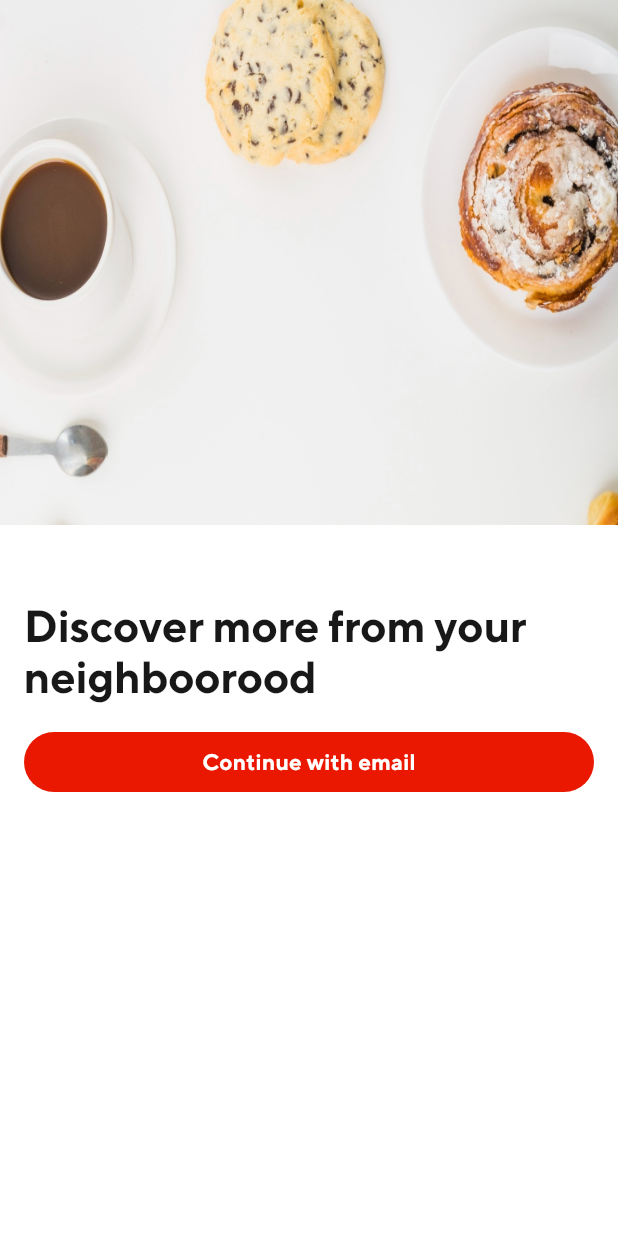
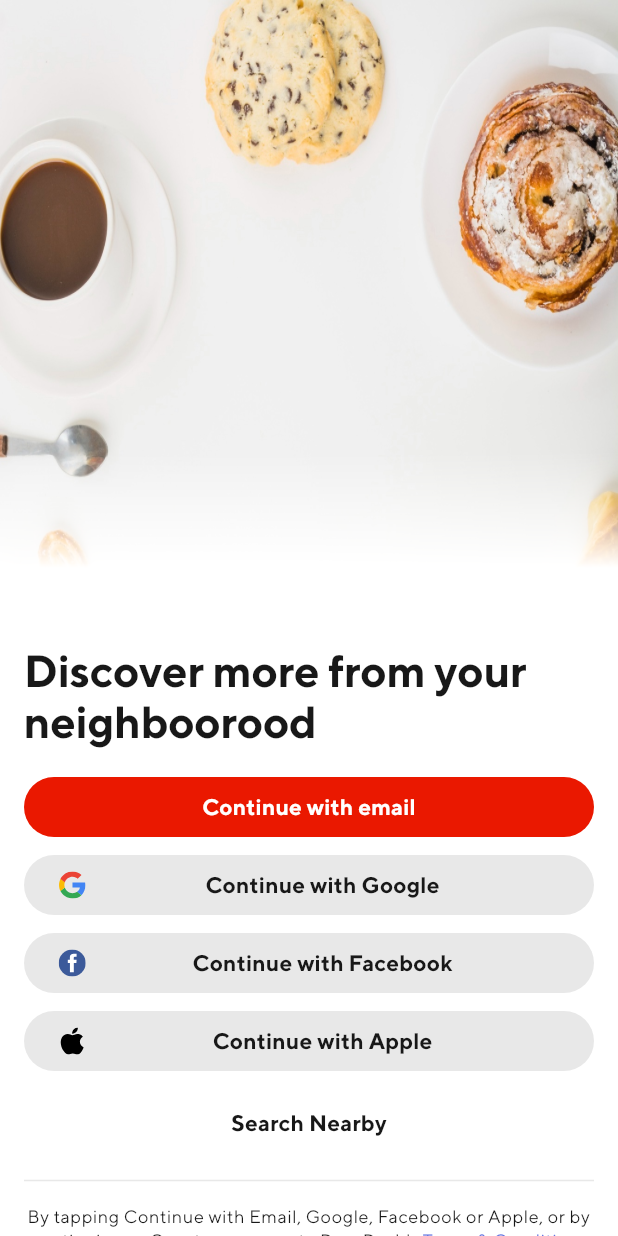
Before and after one commit to OsileJesse123/Flutter-Material-Styling, a Flutter app: the screen it shows after launch, on a phone screen of 412 x 824 dp. Run offline on Flutter 3.47's test engine with Material 3 defaults, Android fonts, the phone set to English and light mode, and no system bars; our stand-ins replace flutter_svg.

Commit message:
login screen almost done

```diff
--- a/lib/main.dart
+++ b/lib/main.dart
@@ -40,6 +40,7 @@ ThemeData _buildStylingTheme(){
           onBackground: kStylingBlack900,
           surface: Colors.white,
           onSurface: kStylingBlack900,
+          outline: kStylingGrey200,
       ),
       textTheme: base.textTheme.copyWith(
         displayLarge: base.textTheme.displayLarge?.copyWith(
--- a/lib/util/constants.dart
+++ b/lib/util/constants.dart
@@ -1,6 +1,22 @@
 
+// Routes
+import 'package:flutter/material.dart';
 
 const loginRoute = '/login';
+
+// Images
 const loginBackgroundImage = 'assets/images/screen_bg.png';
 const loginBackgroundImage2 = 'assets/images/dash_door_bg_img.jpeg';
 const doorDashLogo = 'assets/images/doordash_icon.svg';
+const appleIcon = 'assets/images/apple_icon.svg';
+const facebookIcon = 'assets/images/facebook_icon.svg';
+const googleIcon = 'assets/images/google_icon.svg';
+
+// Sizes
+const buttonIconSize = 18.0;
+const buttonHeight = 40.0;
+const gapH4 = SizedBox(height: 4,);
+const gapH8 = SizedBox(height: 8,);
+const gapH16 = SizedBox(height: 16,);
+const gapH20 = SizedBox(height: 20,);
+const gapW16 = SizedBox(width: 16,);
--- a/lib/views/login_page.dart
+++ b/lib/views/login_page.dart
@@ -1,4 +1,5 @@
 import 'package:flutter/material.dart';
+import 'package:flutter_material_styling/util/colors.dart';
 import 'package:flutter_material_styling/util/constants.dart';
 import 'package:flutter_material_styling/util/extensions.dart';
 import 'package:flutter_svg/flutter_svg.dart';
@@ -6,11 +7,44 @@ import 'package:flutter_svg/flutter_svg.dart';
 class LoginPage extends StatelessWidget {
   const LoginPage({super.key});
 
+  static const Gradient _maskingGradient = LinearGradient(
+    // This gradient goes from fully transparent to fully opaque black...
+    colors: [Colors.transparent, Colors.black],
+    // ... from the top (transparent) to half (0.5) of the way to the bottom.
+    stops: [0.0, 0.15],
+    begin: Alignment.topCenter,
+    end: Alignment.bottomCenter,
+  );
+
   @override
   Widget build(BuildContext context) {
     final theme = Theme.of(context);
     return Scaffold(
       body: _loginBackground(context, theme)
+    );
+  }
+
+  Widget _continueWithButton(Widget icon, Text label, ThemeData theme){
+    return ElevatedButton(
+      onPressed: (){
+
+    },
+    style: ElevatedButton.styleFrom(
+      elevation: 0,
+      minimumSize: const Size.fromHeight(buttonHeight),
+      backgroundColor: theme.colorScheme.outline,
+      foregroundColor: theme.colorScheme.onBackground,
+    ), child: Row(
+        mainAxisAlignment: MainAxisAlignment.center,
+        children: [
+          icon,
+          Expanded(
+            child: Center(
+              child: label,
+            ),
+          )
+        ],
+      ),
     );
   }
 
@@ -26,18 +60,21 @@ class LoginPage extends StatelessWidget {
           )
         ),
         child: Padding(
-          padding: const EdgeInsets.only(top: 350),
+          padding: const EdgeInsets.only(top: 300),
+          child: ShaderMask(
+            shaderCallback: (bounds) => _maskingGradient.createShader(bounds),
+            blendMode: BlendMode.dstIn,
             child: Container(
               color: theme.colorScheme.background,
               child: Padding(
-              padding: const EdgeInsets.fromLTRB(16, 50, 16, 20),
+                padding: const EdgeInsets.fromLTRB(16, 130, 16, 0),
                 child: Column(
                   children: [
                     Text(
                       'Discover more from your neighboorood'.hardcoded,
                       style: theme.textTheme.displayLarge,
                     ),
-                  const SizedBox(height: 16,),
+                    gapH16,
                     ElevatedButton(
                       onPressed: (){
 
@@ -47,11 +84,66 @@ class LoginPage extends StatelessWidget {
                         backgroundColor: theme.colorScheme.primary,
                         foregroundColor: theme.colorScheme.onPrimary,
                         textStyle: theme.textTheme.labelLarge,
-                      minimumSize: const Size.fromHeight(40),
+                        minimumSize: const Size.fromHeight(buttonHeight),
                       ),
                     child: Text('Continue with email'.hardcoded,),
                     ),
+                    gapH4,
+                    _continueWithButton(SvgPicture.asset(googleIcon, width: buttonIconSize, height: buttonIconSize,), Text('Continue with Google'.hardcoded), theme),
+                    gapH4,
+                    _continueWithButton(SvgPicture.asset(facebookIcon, width: buttonIconSize, height: buttonIconSize,), Text('Continue with Facebook'.hardcoded), theme),
+                    gapH4,
+                    _continueWithButton(SvgPicture.asset(appleIcon, width: buttonIconSize, height: buttonIconSize,), Text('Continue with Apple'.hardcoded), theme),
+                    gapH20,
+                    Text(
+                      'Search Nearby'.hardcoded,
+                      style: theme.textTheme.labelLarge,
+                    ),
+                    gapH20,
+                    Divider(
+                      thickness: 1,
+                      color: theme.colorScheme.outline,
+                    ),
+                    gapH8,
+                    RichText(
+                      textAlign: TextAlign.center,
+                      text: TextSpan(
+                        text: 'By tapping Continue with Email, Google, Facebook or Apple, or by continuing as Guest, you agree to DoorDash\'s '.hardcoded,
+                        style: theme.textTheme.bodySmall?.copyWith(
+                          fontWeight: FontWeight.w500,
+                          fontSize: 12,
+                          ),
+                          children: [
+                            TextSpan(
+                              text: 'Terms & Conditions'.hardcoded,
+                              style: theme.textTheme.bodySmall?.copyWith(
+                                fontWeight: FontWeight.w500,
+                                fontSize: 12,
+                                color: kStylingBlue400,
+                                decoration: TextDecoration.underline,
+                              ),
+                            ),
+                            TextSpan(
+                              text: ' and '.hardcoded,
+                              style: theme.textTheme.bodySmall?.copyWith(
+                                fontWeight: FontWeight.w500,
+                                fontSize: 12,
+                              ),
+                            ),
+                            TextSpan(
+                              text: 'Privacy Policy'.hardcoded,
+                              style: theme.textTheme.bodySmall?.copyWith(
+                                fontWeight: FontWeight.w500,
+                                fontSize: 12,
+                                color: kStylingBlue400,
+                                decoration: TextDecoration.underline,
+                              ),
+                            )
+                          ]
+                        ),
+                    ),
                   ],
+                ),
               ),
             ),
           ),
```
Also changed, not shown: assets/images/apple_icon.svg (added), assets/images/facebook_icon.svg (added), assets/images/google_icon.svg (added). Lines whose indentation alone changed are shown as unchanged.
